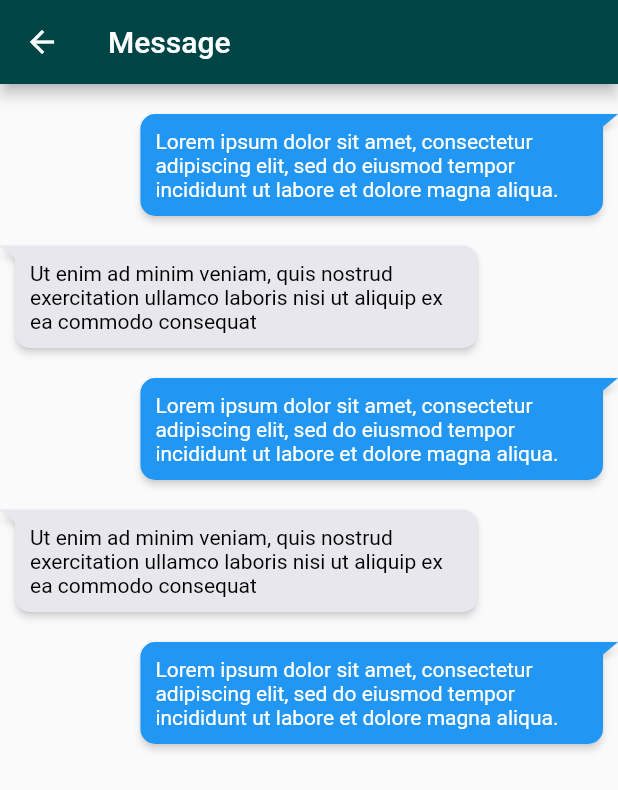
After one commit to javedmemon1950/Legal-Consultancy, a Flutter app: the MessageScreen screen opened directly, on a phone screen of 412 x 824 dp. The commit adds this screen. Shown: the top 790 px of the screen. Run offline on Flutter 3.47's test engine with Material 2 defaults, Android fonts, the phone set to English and light mode, and no system bars; drawn by our look-alikes of flutter_chat_bubble.

Commit message:
managed code

```diff
--- a/legal_consutancy/lib/main.dart
+++ b/legal_consutancy/lib/main.dart
@@ -1,9 +1,7 @@
 import 'package:flutter/material.dart';
 import 'package:flutter/services.dart';
-import 'screens/login_screen.dart';
-import 'screens/signup_screen.dart';
+import 'package:legal_consutancy/screens/login_screen.dart';
 import 'screens/dashboard.dart';
-import 'screens/consultant_profile.dart';
 
 void main() => runApp(MyApp());
 
@@ -17,7 +15,7 @@ class MyApp extends StatelessWidget {
 
     return MaterialApp(
       title: 'Legal Consultancy',
-      home: ConsultantProfile(),
+      home: loginScreen(),
       //home: consultantProfile(),
     );
   }
--- a/legal_consutancy/lib/screens/consultant_profile.dart
+++ b/legal_consutancy/lib/screens/consultant_profile.dart
@@ -1,4 +1,6 @@
 import 'package:flutter/material.dart';
+import 'package:legal_consutancy/screens/message.dart';
+import 'package:legal_consutancy/widgets/navigator.dart';
 
 class ConsultantProfile extends StatelessWidget {
   @override
@@ -25,7 +27,9 @@ class ConsultantProfile extends StatelessWidget {
               Text("data: data"),
               Text("data: data"),
               RaisedButton(
-                onPressed: null,
+                onPressed: ()=>{
+                  navigateToMessageScreen(context)
+                },
                 child: Text("data"),
               )
             ],
--- a/legal_consutancy/lib/screens/dashboard.dart
+++ b/legal_consutancy/lib/screens/dashboard.dart
@@ -17,9 +17,7 @@ class _DashboardState extends State<Dashboard> {
           onPressed: () => {
             Navigator.of(context).push(MaterialPageRoute(builder: (context) => ConsultantList()))
           },
-          child: Card(
-            color: Color.fromRGBO(0, 105, 105, 1),
-            elevation: 20,
+          color: Color.fromRGBO(00, 69, 69, .8),
           child: Column(
             children: [
               SizedBox(height: 8),
@@ -37,7 +35,6 @@ class _DashboardState extends State<Dashboard> {
                 ),
               ),
             ],
-            ),
           ),
         ),
       );
--- /dev/null
+++ b/legal_consutancy/lib/screens/message.dart
@@ -0,0 +1,65 @@
+import 'package:flutter/material.dart';
+import 'package:flutter_chat_bubble/bubble_type.dart';
+import 'package:flutter_chat_bubble/chat_bubble.dart';
+import 'package:flutter_chat_bubble/clippers/chat_bubble_clipper_1.dart';
+
+class MessageScreen extends StatefulWidget {
+  @override
+  _MessageScreenState createState() => _MessageScreenState();
+}
+
+class _MessageScreenState extends State<MessageScreen> {
+  @override
+  Widget build(BuildContext context) {
+    return Scaffold(
+      appBar: AppBar(
+        title: Text('Message'),
+        backgroundColor: Color.fromRGBO(00, 69, 69, 1),
+      ),
+      body: Column(
+        children: [
+          senderMessage('Hello sir'),
+          reciverMessage('Hello'),
+          senderMessage('I am business man, I need ur help'),
+          reciverMessage('What is the issue'),
+          senderMessage('Hello sir, ashdkjas ajshdkja kasjhka'),
+        ],
+      ),
+    );
+  }
+
+  Widget reciverMessage(String message) {
+    return ChatBubble(
+      clipper: ChatBubbleClipper1(type: BubbleType.receiverBubble),
+      backGroundColor: Color(0xffE7E7ED),
+      margin: EdgeInsets.only(top: 20),
+      child: Container(
+        constraints: BoxConstraints(
+          maxWidth: MediaQuery.of(context).size.width * 0.7,
+        ),
+        child: Text(
+          "Ut enim ad minim veniam, quis nostrud exercitation ullamco laboris nisi ut aliquip ex ea commodo consequat",
+          style: TextStyle(color: Colors.black),
+        ),
+      ),
+    );
+  }
+
+  Widget senderMessage(String message) {
+    return ChatBubble(
+      clipper: ChatBubbleClipper1(type: BubbleType.sendBubble),
+      alignment: Alignment.topRight,
+      margin: EdgeInsets.only(top: 20),
+      backGroundColor: Colors.blue,
+      child: Container(
+        constraints: BoxConstraints(
+          maxWidth: MediaQuery.of(context).size.width * 0.7,
+        ),
+        child: Text(
+          "Lorem ipsum dolor sit amet, consectetur adipiscing elit, sed do eiusmod tempor incididunt ut labore et dolore magna aliqua.",
+          style: TextStyle(color: Colors.white),
+        ),
+      ),
+    );
+  }
+}
--- a/legal_consutancy/pubspec.yaml
+++ b/legal_consutancy/pubspec.yaml
@@ -23,6 +23,7 @@ environment:
 dependencies:
   flutter:
     sdk: flutter
+  flutter_chat_bubble: ^1.0.2
 
 
   # The following adds the Cupertino Icons font to your application.
```
Also changed, not shown: legal_consutancy/lib/screens/consultant_list.dart (+9 -8 lines), legal_consutancy/lib/screens/login_screen.dart (+16 -43 lines), legal_consutancy/lib/screens/update_user_profile.dart (added, +64 -0 lines), legal_consutancy/lib/widgets/button.dart (+25 -0 lines), legal_consutancy/lib/widgets/navigator.dart (+11 -5 lines), legal_consutancy/pubspec.lock. Lines whose indentation alone changed are shown as unchanged.
